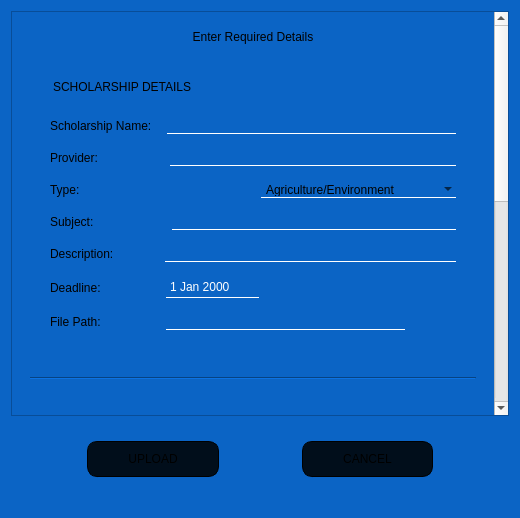
The window that SholarshipManagementSystem/manageScholarshipsPage/uploadscholarships.ui (YNCO10/scholarshipManagementSystem) describes before a commit, drawn with Qt 5.
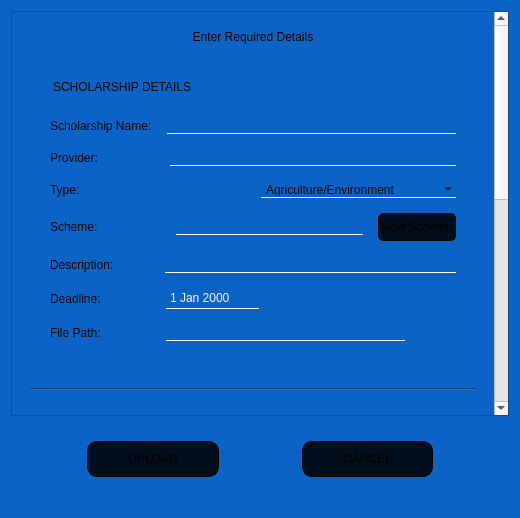
The same window after the commit. Icons and pictures are not drawn.

```diff
--- a/SholarshipManagementSystem/manageScholarshipsPage/uploadscholarships.ui
+++ b/SholarshipManagementSystem/manageScholarshipsPage/uploadscholarships.ui
@@ -89,9 +89,9 @@
       <property name="geometry">
        <rect>
         <x>0</x>
-        <y>-123</y>
+        <y>-446</y>
         <width>488</width>
-        <height>1032</height>
+        <height>1037</height>
        </rect>
       </property>
       <layout class="QGridLayout" name="gridLayout">
@@ -355,13 +355,32 @@
                 <item>
                  <widget class="QLabel" name="label_45">
                   <property name="text">
-                   <string>Subject:                   </string>
+                   <string>Scheme:                   </string>
                   </property>
                  </widget>
                 </item>
                 <item>
                  <widget class="QLineEdit" name="subjectTxt"/>
                 </item>
+                <item>
+                 <widget class="QPushButton" name="newSchemeBtn">
+                  <property name="cursor">
+                   <cursorShape>PointingHandCursor</cursorShape>
+                  </property>
+                  <property name="styleSheet">
+                   <string notr="true">margin:0px;
+padding:3px;
+background-color: rgb(1, 14, 27);
+height:20px;
+width:70px;
+font: 9pt &quot;Segoe UI&quot;;
+border-radius:5px;</string>
+                  </property>
+                  <property name="text">
+                   <string>New Scheme</string>
+                  </property>
+                 </widget>
+                </item>
                </layout>
               </item>
               <item>
```
Left out of the diff: 150 changed lines with no effect on the pictures.
